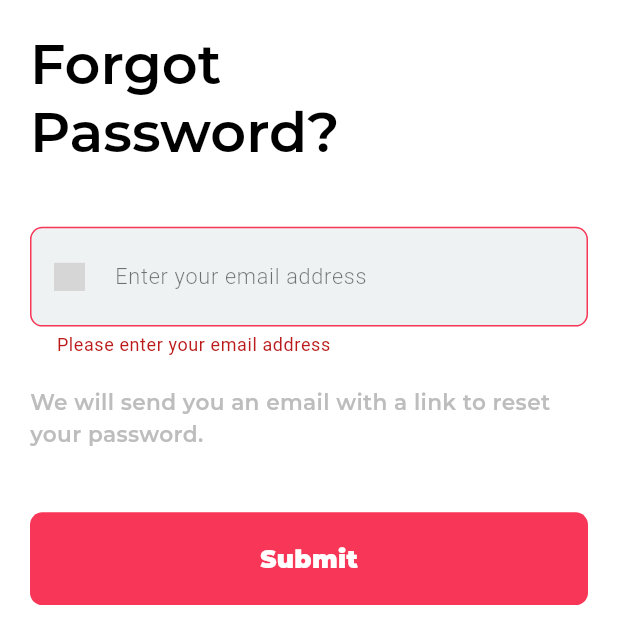
After one commit to adeyemipelumi04/stylish_ecommerce_app, a Flutter app: the ForgotPasswordScreen screen opened directly, after a tap on "Submit", on a phone screen of 412 x 824 dp. The commit adds this screen. Shown: the top 644 px of the screen. Run offline on Flutter 3.47's test engine with Material 3 defaults, Android fonts, the phone set to English and light mode, and no system bars; our stand-ins replace flutter_riverpod, flutter_screenutil, flutter_svg, loading_animation_widget, smooth_page_indicator; project files that could hold a hidden picture were left out; grey boxes are pictures that could not be loaded.

Commit message:
Forget password UI completed

```diff
--- /dev/null
+++ b/lib/features/forgot_password/forgot_password.dart
@@ -0,0 +1,100 @@
+import 'package:e_commerce_app/utils/colors.dart';
+import 'package:e_commerce_app/widgets/email_field.dart';
+import 'package:e_commerce_app/widgets/primary_button.dart';
+import 'package:flutter/material.dart';
+import 'package:flutter_screenutil/flutter_screenutil.dart';
+
+class ForgotPasswordScreen extends StatelessWidget {
+  const ForgotPasswordScreen({super.key});
+
+  @override
+  Widget build(BuildContext context) {
+    return Scaffold(
+      body: Padding(
+        padding: const EdgeInsets.symmetric(vertical: 20, horizontal: 20),
+        child: Column(
+          crossAxisAlignment: CrossAxisAlignment.start,
+          children: [
+            _buildTop(context),
+            SizedBox(height: 40.h),
+            _buildFormField(context),
+          ],
+        ),
+      ),
+    );
+  }
+
+  Widget _buildTop(BuildContext context) {
+    return RichText(
+      text: TextSpan(
+        text: "Forgot\n",
+        style: TextStyle(
+          color: AppColors.blackColor,
+          fontSize: 36.h,
+          fontWeight: FontWeight.w600,
+          fontFamily: 'Montserrat',
+        ),
+        children: [
+          TextSpan(
+            text: "Password?",
+            style: TextStyle(
+              color: AppColors.blackColor,
+              fontSize: 36.h,
+              fontWeight: FontWeight.w600,
+              fontFamily: 'Montserrat',
+            ),
+          ),
+        ],
+      ),
+    );
+  }
+}
+
+Widget _buildFormField(BuildContext context) {
+  final emailController = TextEditingController();
+  GlobalKey<FormState> formKey = GlobalKey<FormState>();
+  return Form(
+    key: formKey,
+    child: Column(
+      children: [
+        EmailInputField(
+          controller: emailController,
+          hint: "Enter your email address",
+          validator: (String? value) {
+            if (value == null || value.isEmpty) {
+              return 'Please enter your email address';
+            }
+            // Simple email regex
+            final emailRegex = RegExp(r'^[^@]+@[^@]+\.[^@]+');
+            // Username: at least 3 chars, no spaces
+
+            if (!emailRegex.hasMatch(value) &&
+                (value.length < 3 || value.contains(' '))) {
+              return 'Enter a valid email address';
+            }
+            return null;
+          },
+        ),
+        SizedBox(height: 20.h),
+        Text(
+          "We will send you an email with a link to reset your password.",
+          style: TextStyle(
+            fontSize: 14.sp,
+            color: AppColors.greyColor,
+            fontFamily: 'Montserrat',
+          ),
+        ),
+        SizedBox(height: 40.h),
+        PrimaryButton(
+          label: 'Submit',
+          onPressed: () {
+            if (formKey.currentState!.validate()) {
+              // Handle login logic
+            }
+          },
+          backgroundColor: AppColors.primaryColor,
+        ),
+      ],
+    ),
+  );
+}
--- a/lib/widgets/email_field.dart
+++ b/lib/widgets/email_field.dart
@@ -68,7 +68,14 @@ class EmailInputField extends StatelessWidget {
               horizontal: 16.0,
               vertical: 24.0,
             ),
-            child: SvgPicture.asset('svgs/User.svg', height: 18.h, width: 18.w),
+            child: SvgPicture.asset(
+              // Use a different SVG if used in forgot password screen
+              (ModalRoute.of(context)?.settings.name == '/forgot_password')
+                  ? 'svgs/email.svg'
+                  : 'svgs/User.svg',
+              height: 18.h,
+              width: 18.w,
+            ),
           ),
         ),
         keyboardType: TextInputType.emailAddress,
```
